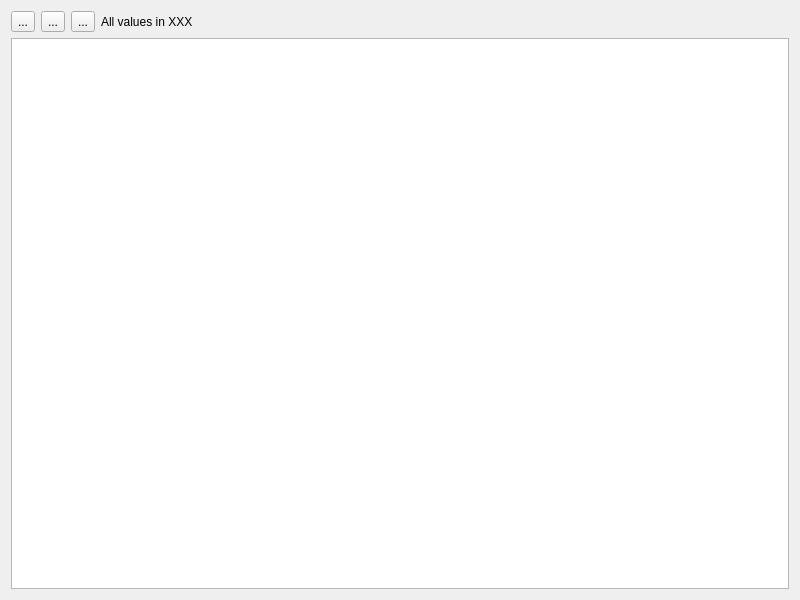
Qt form src/views/ui_files/reports/attribute_report.ui (JakubFranek/Kapytal) before a commit.
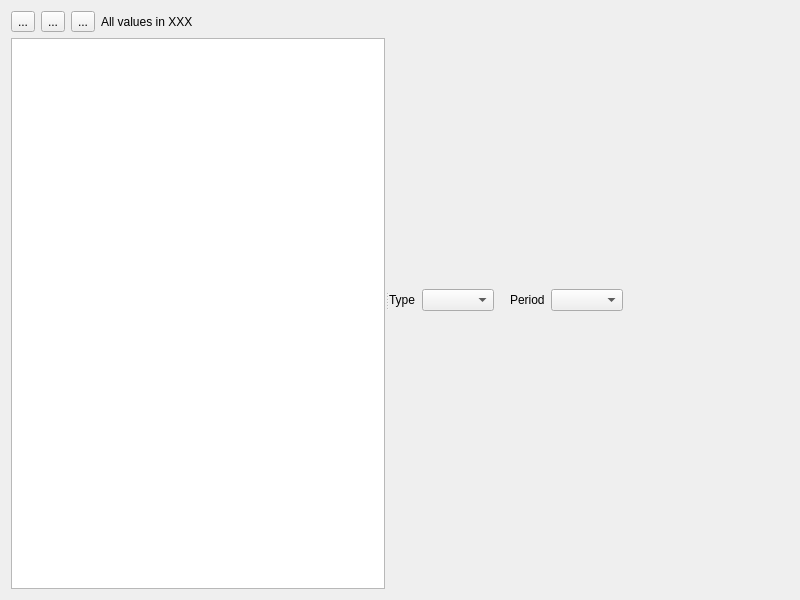
The same form after that commit.

Commit message:
Implement QtCharts in Attribute Report
Rename PieChartWidget to PieChartView.

The edit to the form file:
```diff
--- a/src/views/ui_files/reports/attribute_report.ui
+++ b/src/views/ui_files/reports/attribute_report.ui
@@ -19,7 +19,7 @@
   <property name="locale">
    <locale language="English" country="UnitedKingdom"/>
   </property>
-  <layout class="QHBoxLayout" name="horizontalLayout">
+  <layout class="QVBoxLayout" name="verticalLayout_3">
    <item>
     <widget class="QSplitter" name="splitter">
      <property name="orientation">
@@ -71,6 +71,63 @@
        </item>
       </layout>
      </widget>
+     <widget class="QWidget" name="verticalLayoutWidget_2">
+      <layout class="QVBoxLayout" name="chartVerticalLayout">
+       <item>
+        <layout class="QHBoxLayout" name="chartControlsHorizontalLayout">
+         <item>
+          <widget class="QLabel" name="typeLabel">
+           <property name="text">
+            <string>Type</string>
+           </property>
+          </widget>
+         </item>
+         <item>
+          <widget class="QComboBox" name="typeComboBox"/>
+         </item>
+         <item>
+          <spacer name="chartControlsHorizontalSpacer_1">
+           <property name="orientation">
+            <enum>Qt::Horizontal</enum>
+           </property>
+           <property name="sizeType">
+            <enum>QSizePolicy::Fixed</enum>
+           </property>
+           <property name="sizeHint" stdset="0">
+            <size>
+             <width>10</width>
+             <height>20</height>
+            </size>
+           </property>
+          </spacer>
+         </item>
+         <item>
+          <widget class="QLabel" name="periodLabel">
+           <property name="text">
+            <string>Period</string>
+           </property>
+          </widget>
+         </item>
+         <item>
+          <widget class="QComboBox" name="periodComboBox"/>
+         </item>
+         <item>
+          <spacer name="chartControlsHorizontalSpacer_2">
+           <property name="orientation">
+            <enum>Qt::Horizontal</enum>
+           </property>
+           <property name="sizeHint" stdset="0">
+            <size>
+             <width>40</width>
+             <height>20</height>
+            </size>
+           </property>
+          </spacer>
+         </item>
+        </layout>
+       </item>
+      </layout>
+     </widget>
     </widget>
    </item>
   </layout>
```
Left out of the diff: 2 changed lines with no effect on the pictures. The commit also changes 4 other files.
